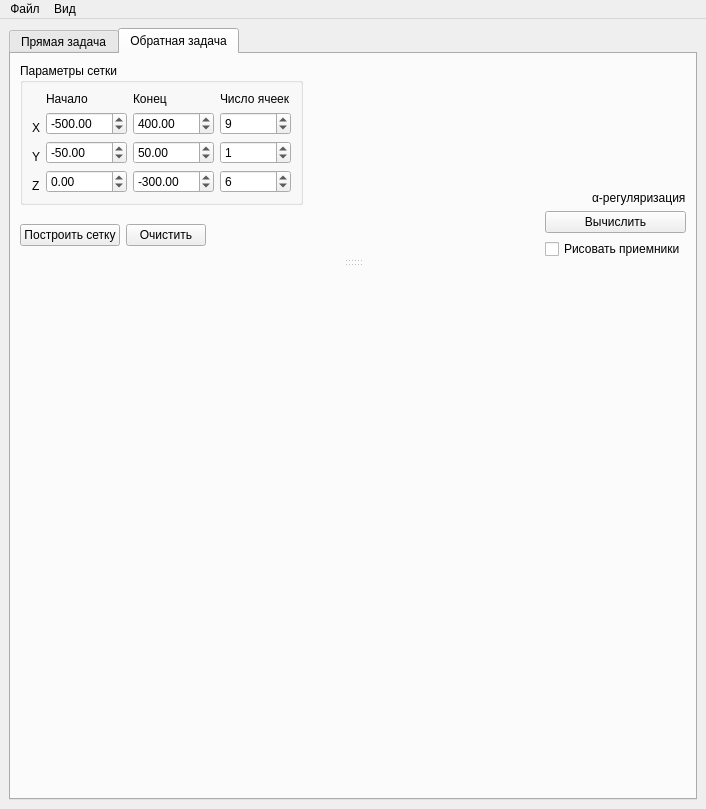
Qt form design/main.ui (SweetRollxd/magnetic-survey) before a commit.
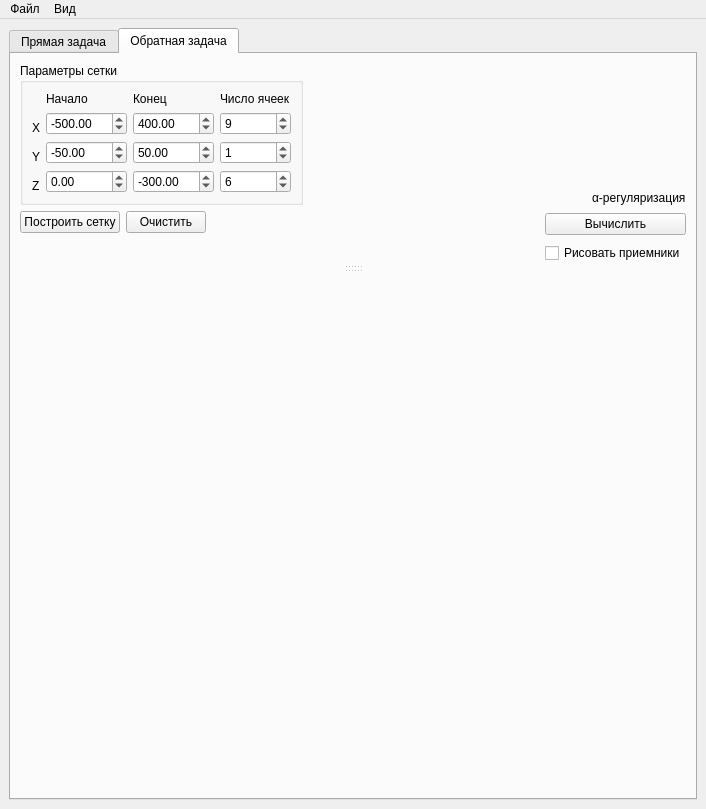
The same form after that commit. The open tabs and pages were chosen to show the change.

What changed in the file:
```diff
--- a/design/main.ui
+++ b/design/main.ui
@@ -750,6 +750,19 @@
                   </item>
                  </layout>
                 </item>
+                <item>
+                 <spacer name="verticalSpacer_6">
+                  <property name="orientation">
+                   <enum>Qt::Vertical</enum>
+                  </property>
+                  <property name="sizeHint" stdset="0">
+                   <size>
+                    <width>20</width>
+                    <height>40</height>
+                   </size>
+                  </property>
+                 </spacer>
+                </item>
                </layout>
               </item>
               <item>
```
